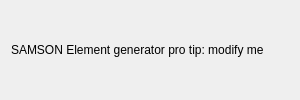
1A-OneAngstrom/SAMSON-Developer-Tutorials, file AtomPusher/form/SEAtomPusherEditorGUI.ui: the form before one commit.
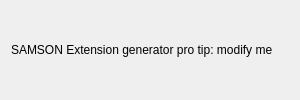
The form after the commit.

Commit message: Updates for SAMSON SDK 2.0.0

Patch:
```diff
--- a/AtomPusher/form/SEAtomPusherEditorGUI.ui
+++ b/AtomPusher/form/SEAtomPusherEditorGUI.ui
@@ -23,7 +23,7 @@
    <item>
     <widget class="QLabel" name="label">
      <property name="text">
-      <string>SAMSON Element generator pro tip: modify me</string>
+      <string>SAMSON Extension generator pro tip: modify me</string>
      </property>
     </widget>
    </item>
```
The commit also changes 102 other files.
